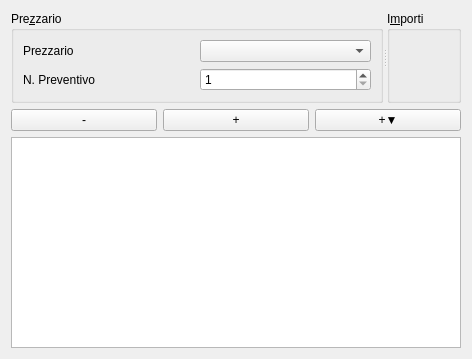
This is qcostgui/billtreegui.ui in mickele77/qcost as Qt 5 draws it before an edit. The edited form follows.
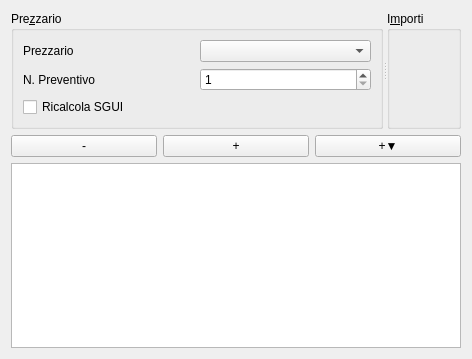
This is the edited form.

Commit message: Inserita possibilità di ricalcolo SGUI

Diff of the .ui file:
```diff
--- a/qcostgui/billtreegui.ui
+++ b/qcostgui/billtreegui.ui
@@ -67,7 +67,7 @@
          </property>
         </widget>
        </item>
-       <item row="2" column="0" colspan="2">
+       <item row="3" column="0" colspan="2">
         <spacer name="verticalSpacer">
          <property name="orientation">
           <enum>Qt::Vertical</enum>
@@ -80,6 +80,13 @@
          </property>
         </spacer>
        </item>
+       <item row="2" column="0" colspan="2">
+        <widget class="QCheckBox" name="recalcOverheadsProfitsCheckBox">
+         <property name="text">
+          <string>Ricalcola SGUI</string>
+         </property>
+        </widget>
+       </item>
       </layout>
      </widget>
      <widget class="QGroupBox" name="amountsGroupBox">
```
The commit also changes 14 other files.
